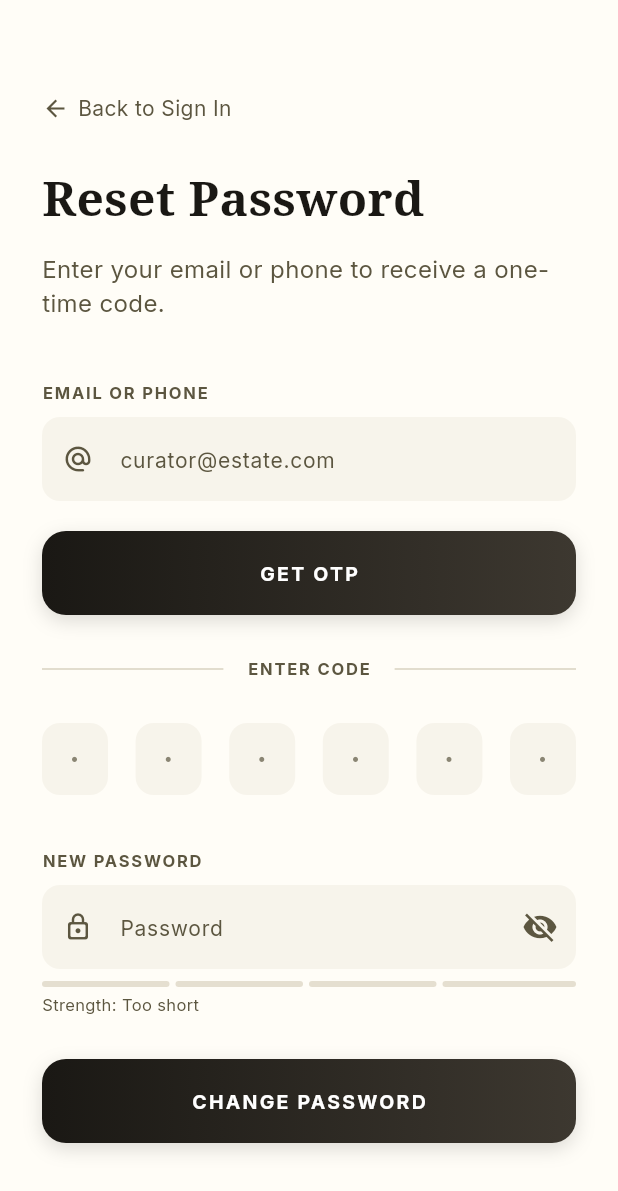
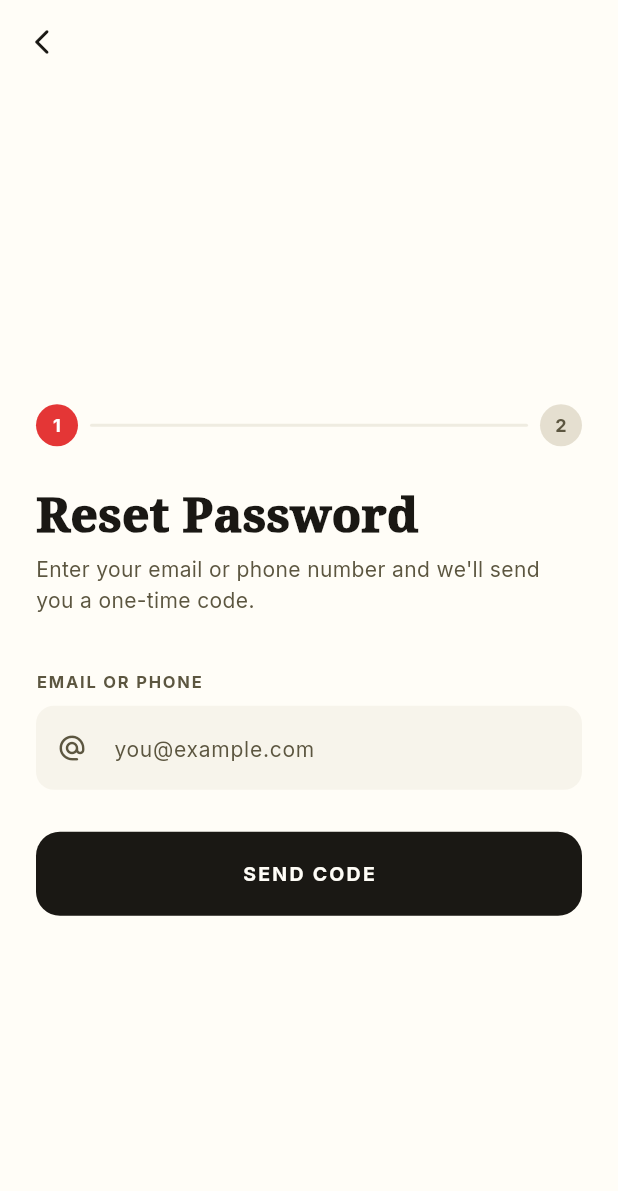
Before and after one commit to nitishv-712/99HB-App, a Flutter app: the ForgotPasswordScreen screen opened by its route, on a phone screen of 412 x 824 dp. Shown: the top 1191 px of the screen. Run offline on Flutter 3.47's test engine with Material 3 defaults, Android fonts, the phone set to English and light mode, and no system bars; our stand-ins replace flutter_dotenv, google_fonts, image_picker, shared_preferences; accounts and stored records are empty.

Commit message:
Fix: Reset password

```diff
--- a/lib/view/screen/account/settings_screen.dart
+++ b/lib/view/screen/account/settings_screen.dart
@@ -142,11 +142,11 @@ class _SettingsScreenState extends State<SettingsScreen> {
           const SizedBox(height: 10),
           _SettingsCard(
             children: [
-              _NavTile(
-                icon: Icons.help_outline_rounded,
-                label: 'Help & FAQ',
-                onTap: () => AppRouter.push(context, AppRoutes.support),
-              ),
+              // _NavTile(
+              //   icon: Icons.help_outline_rounded,
+              //   label: 'Help & FAQ',
+              //   onTap: () => AppRouter.push(context, AppRoutes.support),
+              // ),
               _Divider(),
               _NavTile(
                 icon: Icons.support_agent_outlined,
--- a/lib/view/screen/auth/forgot_password_screen.dart
+++ b/lib/view/screen/auth/forgot_password_screen.dart
@@ -3,7 +3,6 @@ import 'package:flutter/services.dart';
 import 'package:google_fonts/google_fonts.dart';
 import 'package:provider/provider.dart';
 import 'package:homebazaar/core/error_handler.dart';
-import 'package:homebazaar/core/theme/app_theme.dart';
 import 'package:homebazaar/providers/auth_provider.dart';
 import 'package:homebazaar/view/components/app_form_fields.dart';
 import 'package:homebazaar/view/components/loaders.dart';
@@ -18,14 +17,13 @@ class ForgotPasswordScreen extends StatefulWidget {
 class _ForgotPasswordScreenState extends State<ForgotPasswordScreen> {
   final _identityCtrl = TextEditingController();
   final _newPassCtrl = TextEditingController();
-  final List<TextEditingController> _otpCtrls = List.generate(
-    6,
-    (_) => TextEditingController(),
-  );
+  final List<TextEditingController> _otpCtrls =
+      List.generate(6, (_) => TextEditingController());
   final List<FocusNode> _otpFocus = List.generate(6, (_) => FocusNode());
 
   bool _obscure = true;
-  bool _showToast = false;
+  bool _otpSent = false; // step 1 → step 2
+  bool _success = false;
   bool _loadingOtp = false;
   bool _loadingChange = false;
 
@@ -45,7 +43,7 @@ class _ForgotPasswordScreenState extends State<ForgotPasswordScreen> {
         1 => 'Weak',
         2 => 'Medium',
         3 => 'Strong',
-    _ => 'Very Strong',
+        _ => 'Very strong',
       };
 
   Future<void> _requestOtp() async {
@@ -58,7 +56,10 @@ class _ForgotPasswordScreenState extends State<ForgotPasswordScreen> {
           phone: isEmail ? null : identity,
         );
     setState(() => _loadingOtp = false);
-    if (!ok && mounted) {
+    if (!mounted) return;
+    if (ok) {
+      setState(() => _otpSent = true);
+    } else {
       final error = context.read<AuthProvider>().error;
       AppErrorHandler.showError(
         context,
@@ -70,6 +71,7 @@ class _ForgotPasswordScreenState extends State<ForgotPasswordScreen> {
   Future<void> _submitChange() async {
     final identity = _identityCtrl.text.trim();
     final otp = _otpCtrls.map((c) => c.text).join();
+    if (otp.length < 6 || _newPassCtrl.text.isEmpty) return;
     final isEmail = identity.contains('@');
     setState(() => _loadingChange = true);
     final ok = await context.read<AuthProvider>().changePassword(
@@ -81,10 +83,9 @@ class _ForgotPasswordScreenState extends State<ForgotPasswordScreen> {
     setState(() => _loadingChange = false);
     if (!mounted) return;
     if (ok) {
-      setState(() => _showToast = true);
-      Future.delayed(const Duration(seconds: 3), () {
-        if (mounted) setState(() => _showToast = false);
-      });
+      setState(() => _success = true);
+      await Future.delayed(const Duration(seconds: 2));
+      if (mounted) Navigator.maybePop(context);
     } else {
       final error = context.read<AuthProvider>().error;
       AppErrorHandler.showError(
@@ -106,12 +107,8 @@ class _ForgotPasswordScreenState extends State<ForgotPasswordScreen> {
   void dispose() {
     _identityCtrl.dispose();
     _newPassCtrl.dispose();
-    for (final c in _otpCtrls) {
-      c.dispose();
-    }
-    for (final f in _otpFocus) {
-      f.dispose();
-    }
+    for (final c in _otpCtrls) c.dispose();
+    for (final f in _otpFocus) f.dispose();
     super.dispose();
   }
 
@@ -120,6 +117,21 @@ class _ForgotPasswordScreenState extends State<ForgotPasswordScreen> {
     final cs = Theme.of(context).colorScheme;
     return Scaffold(
       backgroundColor: cs.surface,
+      appBar: AppBar(
+        backgroundColor: cs.surface,
+        surfaceTintColor: Colors.transparent,
+        elevation: 0,
+        leading: IconButton(
+          onPressed: () => _otpSent
+              ? setState(() => _otpSent = false)
+              : Navigator.maybePop(context),
+          icon: Icon(
+            Icons.arrow_back_ios_new_rounded,
+            color: cs.onSurface,
+            size: 20,
+          ),
+        ),
+      ),
       body: Stack(
         children: [
           LayoutBuilder(
@@ -133,106 +145,75 @@ class _ForgotPasswordScreenState extends State<ForgotPasswordScreen> {
                         child: Center(
                           child: Container(
                             padding: const EdgeInsets.symmetric(
-                              horizontal: 28,
+                              horizontal: 24,
                               vertical: 40,
                             ),
-                            child: Center(
                             child: ConstrainedBox(
-                                constraints: const BoxConstraints(
-                                  maxWidth: 400,
-                                ),
+                              constraints:
+                                  const BoxConstraints(maxWidth: 400),
                               child: Column(
                                 mainAxisSize: MainAxisSize.min,
                                 crossAxisAlignment: CrossAxisAlignment.start,
                                 children: [
-                                    GestureDetector(
-                                      onTap: () => Navigator.maybePop(context),
-                                      child: Row(
-                                        children: [
-                                          Icon(
-                                            Icons.arrow_back,
-                                            size: 18,
-                                            color: cs.onSurfaceVariant,
+                                  // Step indicator
+                                  _StepIndicator(step: _otpSent ? 2 : 1),
+                                  const SizedBox(height: 28),
+
+                                  // Title
+                                  Text(
+                                    _otpSent
+                                        ? 'Verify & Reset'
+                                        : 'Reset Password',
+                                    style: GoogleFonts.notoSerif(
+                                      fontSize: 32,
+                                      fontWeight: FontWeight.w900,
+                                      color: cs.onSurface,
+                                      height: 1.1,
                                     ),
-                                          const SizedBox(width: 6),
+                                  ),
+                                  const SizedBox(height: 8),
                                   Text(
-                                            'Back to Sign In',
-                                            style: TextStyle(
+                                    _otpSent
+                                        ? 'Enter the 6-digit code sent to ${_identityCtrl.text.trim()} and set your new password.'
+                                        : 'Enter your email or phone number and we\'ll send you a one-time code.',
+                                    style: GoogleFonts.inter(
                                       color: cs.onSurfaceVariant,
                                       fontSize: 14,
+                                      height: 1.5,
                                     ),
                                   ),
-                                        ],
-                                      ),
+                                  const SizedBox(height: 36),
+
+                                  // ── Step 1 ──────────────────────────────
+                                  if (!_otpSent) ...[
+                                    AppInputField(
+                                      label: 'EMAIL OR PHONE',
+                                      controller: _identityCtrl,
+                                      hint: 'you@example.com',
+                                      icon: Icons.alternate_email_rounded,
+                                      keyboardType:
+                                          TextInputType.emailAddress,
                                     ),
                                     const SizedBox(height: 28),
+                                    _ActionButton(
+                                      label: 'SEND CODE',
+                                      loading: _loadingOtp,
+                                      onPressed: _requestOtp,
+                                    ),
+                                  ],
 
+                                  // ── Step 2 ──────────────────────────────
+                                  if (_otpSent) ...[
                                     Text(
-                                      'Reset Password',
-                                      style: GoogleFonts.notoSerif(
-                                        fontSize: 32,
+                                      'VERIFICATION CODE',
+                                      style: GoogleFonts.inter(
+                                        fontSize: 11,
                                         fontWeight: FontWeight.bold,
-                                        color: cs.onSurface,
+                                        letterSpacing: 1.2,
+                                        color: cs.onSurfaceVariant,
                                       ),
                                     ),
                                     const SizedBox(height: 12),
-                                    Text(
-                                      'Enter your email or phone to receive a one-time code.',
-                                      style: TextStyle(
-                                        color: cs.onSurfaceVariant,
-                                        fontSize: 16,
-                                      ),
-                                    ),
-                                    const SizedBox(height: 40),
-
-                                    AppInputField(
-                                      label: 'EMAIL OR PHONE',
-                                      controller: _identityCtrl,
-                                      hint: 'curator@estate.com',
-                                      icon: Icons.alternate_email_rounded,
-                                      keyboardType: TextInputType.emailAddress,
-                                    ),
-                                    const SizedBox(height: 20),
-
-                                    AppPrimaryButton(
-                                      text: 'GET OTP',
-                                      onPressed: _requestOtp,
-                                    ),
-
-                                    Padding(
-                                      padding: const EdgeInsets.symmetric(
-                                        vertical: 28,
-                                      ),
-                                      child: Row(
-                                        children: [
-                                          Expanded(
-                                            child: Divider(
-                                              color: cs.outlineVariant,
-                                            ),
-                                          ),
-                                          Padding(
-                                            padding: const EdgeInsets.symmetric(
-                                              horizontal: 16,
-                                            ),
-                                            child: Text(
-                                              'ENTER CODE',
-                                              style: TextStyle(
-                                                color: cs.onSurfaceVariant,
-                                                fontSize: 11,
-                                                fontWeight: FontWeight.bold,
-                                                letterSpacing: 1.2,
-                                              ),
-                                            ),
-                                          ),
-                                          Expanded(
-                                            child: Divider(
-                                              color: cs.outlineVariant,
-                                            ),
-                                          ),
-                                        ],
-                                      ),
-                                    ),
-
                                     Row(
                                       mainAxisAlignment:
                                           MainAxisAlignment.spaceBetween,
@@ -241,45 +222,63 @@ class _ForgotPasswordScreenState extends State<ForgotPasswordScreen> {
                                         (i) => _OtpBox(
                                           controller: _otpCtrls[i],
                                           focusNode: _otpFocus[i],
-                                          onChanged: (v) => _onOtpChanged(v, i),
+                                          onChanged: (v) =>
+                                              _onOtpChanged(v, i),
                                         ),
                                       ),
                                     ),
-                                    const SizedBox(height: 28),
-
+                                    const SizedBox(height: 8),
+                                    Align(
+                                      alignment: Alignment.centerRight,
+                                      child: TextButton(
+                                        onPressed: _loadingOtp
+                                            ? null
+                                            : _requestOtp,
+                                        child: Text(
+                                          _loadingOtp
+                                              ? 'Sending...'
+                                              : 'Resend code',
+                                          style: GoogleFonts.inter(
+                                            fontSize: 12,
+                                            color: cs.primary,
+                                            fontWeight: FontWeight.w600,
+                                          ),
+                                        ),
+                                      ),
+                                    ),
+                                    const SizedBox(height: 24),
                                     AppInputField(
                                       label: 'NEW PASSWORD',
                                       controller: _newPassCtrl,
-                                      hint: 'Password',
+                                      hint: 'Min. 8 characters',
                                       icon: Icons.lock_outline_rounded,
                                       obscure: _obscure,
                                       onChanged: (_) => setState(() {}),
                                       suffix: IconButton(
                                         onPressed: () => setState(
-                                          () => _obscure = !_obscure,
-                                        ),
+                                            () => _obscure = !_obscure),
                                         icon: Icon(
                                           _obscure
-                                              ? Icons.visibility_off
-                                              : Icons.visibility,
+                                              ? Icons.visibility_off_outlined
+                                              : Icons.visibility_outlined,
+                                          size: 20,
                                           color: cs.onSurfaceVariant,
                                         ),
                                       ),
                                     ),
-                                    const SizedBox(height: 8),
-
+                                    const SizedBox(height: 10),
                                     AppPasswordStrengthBar(
                                       strength: _strength,
                                       label: _strengthLabel,
                                     ),
                                     const SizedBox(height: 28),
-
-                                    AppPrimaryButton(
-                                      text: 'CHANGE PASSWORD',
+                                    _ActionButton(
+                                      label: 'CHANGE PASSWORD',
+                                      loading: _loadingChange,
                                       onPressed: _submitChange,
                                     ),
                                   ],
-                                ),
+                                ],
                               ),
                             ),
                           ),
@@ -291,44 +290,54 @@ class _ForgotPasswordScreenState extends State<ForgotPasswordScreen> {
               ),
             ),
           ),
-          if (_loadingOtp || _loadingChange) const AppLoader(),
 
-          if (_showToast)
-            Positioned(
-              bottom: 40,
-              left: 0,
-              right: 0,
+          // Success overlay
+          if (_success)
+            Positioned.fill(
+              child: ColoredBox(
+                color: Colors.black.withValues(alpha: 0.4),
                 child: Center(
                   child: Container(
-                  padding: const EdgeInsets.symmetric(
-                    horizontal: 24,
-                    vertical: 14,
+                    margin: const EdgeInsets.symmetric(horizontal: 40),
+                    padding: const EdgeInsets.all(32),
+                    decoration: BoxDecoration(
+                      color: Theme.of(context).colorScheme.surface,
+                      borderRadius: BorderRadius.circular(24),
                     ),
-                  decoration: BoxDecoration(
-                    color: AppColors.onSurface,
-                    borderRadius: BorderRadius.circular(999),
-                    boxShadow: [
-                      BoxShadow(
-                        color: cs.onSurface.withValues(alpha: 0.15),
-                        blurRadius: 20,
-                      ),
-                    ],
-                  ),
-                  child: Row(
+                    child: Column(
                       mainAxisSize: MainAxisSize.min,
                       children: [
-                      const Icon(
-                        Icons.check_circle_rounded,
-                        color: Color(0xFF4ADE80),
-                        size: 20,
+                        Container(
+                          width: 64,
+                          height: 64,
+                          decoration: const BoxDecoration(
+                            color: Color(0xFF22C55E),
+                            shape: BoxShape.circle,
                           ),
-                      const SizedBox(width: 10),
+                          child: const Icon(
+                            Icons.check_rounded,
+                            color: Colors.white,
+                            size: 36,
+                          ),
+                        ),
+                        const SizedBox(height: 20),
                         Text(
-                        'Password updated successfully',
+                          'Password Updated!',
+                          style: GoogleFonts.notoSerif(
+                            fontSize: 22,
+                            fontWeight: FontWeight.w900,
+                            color:
+                                Theme.of(context).colorScheme.onSurface,
+                          ),
+                        ),
+                        const SizedBox(height: 8),
+                        Text(
+                          'Redirecting you to sign in...',
                           style: GoogleFonts.inter(
                             fontSize: 13,
-                          fontWeight: FontWeight.w500,
-                          color: AppColors.surface,
+                            color: Theme.of(context)
+                                .colorScheme
+                                .onSurfaceVariant,
                           ),
                         ),
                       ],
@@ -336,7 +345,110 @@ class _ForgotPasswordScreenState extends State<ForgotPasswordScreen> {
                   ),
                 ),
               ),
+            ),
         ],
+      ),
+    );
+  }
+}
+
+// ── Step Indicator ────────────────────────────────────────────────────────────
+
+class _StepIndicator extends StatelessWidget {
+  final int step; // 1 or 2
+  const _StepIndicator({required this.step});
+
+  @override
+  Widget build(BuildContext context) {
+    final cs = Theme.of(context).colorScheme;
+    return Row(
+      children: [
+        _StepDot(number: 1, active: step >= 1, cs: cs),
+        Expanded(
+          child: Container(
+            height: 2,
+            margin: const EdgeInsets.symmetric(horizontal: 8),
+            decoration: BoxDecoration(
+              color: step >= 2
+                  ? cs.primary
+                  : cs.outlineVariant.withValues(alpha: 0.4),
+              borderRadius: BorderRadius.circular(999),
+            ),
+          ),
+        ),
+        _StepDot(number: 2, active: step >= 2, cs: cs),
+      ],
+    );
+  }
+}
+
+class _StepDot extends StatelessWidget {
+  final int number;
+  final bool active;
+  final ColorScheme cs;
+  const _StepDot(
+      {required this.number, required this.active, required this.cs});
+
+  @override
+  Widget build(BuildContext context) {
+    return Container(
+      width: 28,
+      height: 28,
+      decoration: BoxDecoration(
+        color: active ? cs.primary : cs.surfaceContainerHighest,
+        shape: BoxShape.circle,
+      ),
+      child: Center(
+        child: Text(
+          '$number',
+          style: GoogleFonts.inter(
+            fontSize: 12,
+            fontWeight: FontWeight.bold,
+            color: active ? cs.onPrimary : cs.onSurfaceVariant,
+          ),
+        ),
+      ),
+    );
+  }
+}
+
+// ── Action Button ─────────────────────────────────────────────────────────────
+
+class _ActionButton extends StatelessWidget {
+  final String label;
+  final bool loading;
+  final VoidCallback onPressed;
+  const _ActionButton({
+    required this.label,
+    required this.loading,
+    required this.onPressed,
+  });
+
+  @override
+  Widget build(BuildContext context) {
+    final cs = Theme.of(context).colorScheme;
+    return SizedBox(
+      width: double.infinity,
+      height: 56,
+      child: FilledButton(
+        onPressed: loading ? null : onPressed,
+        style: FilledButton.styleFrom(
+          backgroundColor: cs.onSurface,
+          foregroundColor: cs.surface,
+          shape: RoundedRectangleBorder(
+            borderRadius: BorderRadius.circular(16),
+          ),
+        ),
+        child: loading
+            ? AppLoaderInline(size: 20, strokeWidth: 2, color: cs.surface)
+            : Text(
+                label,
+                style: GoogleFonts.inter(
+                  fontWeight: FontWeight.bold,
+                  letterSpacing: 1.5,
+                  fontSize: 13,
+                ),
+              ),
       ),
     );
   }
@@ -358,7 +470,7 @@ class _OtpBox extends StatelessWidget {
   Widget build(BuildContext context) {
     final cs = Theme.of(context).colorScheme;
     return SizedBox(
-      width: 44,
+      width: 46,
       height: 56,
       child: TextField(
         controller: controller,
@@ -371,25 +483,25 @@ class _OtpBox extends StatelessWidget {
           FilteringTextInputFormatter.digitsOnly,
         ],
         style: GoogleFonts.inter(
-          fontSize: 20,
+          fontSize: 22,
           fontWeight: FontWeight.bold,
           color: cs.onSurface,
         ),
         decoration: InputDecoration(
           hintText: '·',
           hintStyle: GoogleFonts.inter(
-            fontSize: 20,
-            color: cs.onSurfaceVariant.withValues(alpha: 0.7),
+            fontSize: 22,
+            color: cs.onSurfaceVariant.withValues(alpha: 0.5),
           ),
           filled: true,
-          fillColor: cs.surfaceContainerHighest.withValues(alpha: 0.3),
+          fillColor: cs.surfaceContainerHighest.withValues(alpha: 0.35),
           border: OutlineInputBorder(
-            borderRadius: BorderRadius.circular(12),
+            borderRadius: BorderRadius.circular(14),
             borderSide: BorderSide.none,
           ),
           focusedBorder: OutlineInputBorder(
-            borderRadius: BorderRadius.circular(12),
-            borderSide: BorderSide(color: cs.onSurface, width: 1.5),
+            borderRadius: BorderRadius.circular(14),
+            borderSide: BorderSide(color: cs.primary, width: 2),
           ),
           contentPadding: EdgeInsets.zero,
         ),
```
Lines whose indentation alone changed are shown as unchanged.
